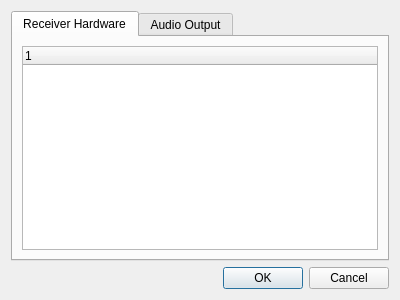
osmocom/sdrangelove, file sdrbase/gui/preferencesdialog.ui: the form before one commit.
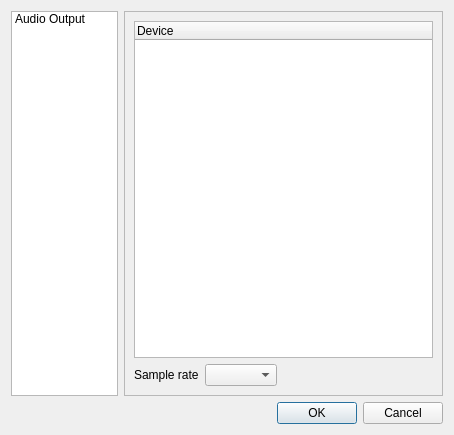
The form after the commit.

What changed in the file:
```diff
--- a/sdrbase/gui/preferencesdialog.ui
+++ b/sdrbase/gui/preferencesdialog.ui
@@ -6,42 +6,55 @@
    <rect>
     <x>0</x>
     <y>0</y>
-    <width>400</width>
-    <height>300</height>
+    <width>454</width>
+    <height>435</height>
    </rect>
   </property>
   <property name="windowTitle">
    <string>Dialog</string>
   </property>
-  <layout class="QVBoxLayout" name="verticalLayout">
-   <item>
-    <widget class="QTabWidget" name="tabWidget">
-     <property name="currentIndex">
-      <number>0</number>
+  <layout class="QGridLayout" name="gridLayout" columnstretch="1,3">
+   <item row="0" column="0">
+    <widget class="QTreeWidget" name="configTree">
+     <property name="rootIsDecorated">
+      <bool>false</bool>
      </property>
-     <widget class="QWidget" name="tab">
-      <attribute name="title">
-       <string>Receiver Hardware</string>
-      </attribute>
-      <layout class="QVBoxLayout" name="verticalLayout_2">
-       <item>
-        <widget class="QTreeWidget" name="treeWidget">
-         <column>
-          <property name="text">
-           <string notr="true">1</string>
-          </property>
-         </column>
-        </widget>
-       </item>
-      </layout>
-     </widget>
-     <widget class="QWidget" name="tab_2">
-      <attribute name="title">
+     <attribute name="headerVisible">
+      <bool>false</bool>
+     </attribute>
+     <column>
+      <property name="text">
+       <string notr="true">Section</string>
+      </property>
+     </column>
+     <item>
+      <property name="text">
        <string>Audio Output</string>
-      </attribute>
-      <layout class="QVBoxLayout" name="verticalLayout_3">
+      </property>
+      <property name="flags">
+       <set>ItemIsSelectable|ItemIsEnabled</set>
+      </property>
+     </item>
+    </widget>
+   </item>
+   <item row="0" column="1">
+    <widget class="QStackedWidget" name="stackedWidget">
+     <property name="sizePolicy">
+      <sizepolicy hsizetype="Expanding" vsizetype="Preferred">
+       <horstretch>0</horstretch>
+       <verstretch>0</verstretch>
+      </sizepolicy>
+     </property>
+     <property name="frameShape">
+      <enum>QFrame::StyledPanel</enum>
+     </property>
+     <widget class="QWidget" name="page">
+      <layout class="QVBoxLayout" name="verticalLayout">
        <item>
         <widget class="QTreeWidget" name="audioTree">
+         <property name="rootIsDecorated">
+          <bool>false</bool>
+         </property>
          <column>
           <property name="text">
            <string notr="true">Device</string>
@@ -49,11 +62,48 @@
          </column>
         </widget>
        </item>
+       <item>
+        <layout class="QHBoxLayout" name="horizontalLayout">
+         <item>
+          <widget class="QLabel" name="label">
+           <property name="text">
+            <string>Sample rate</string>
+           </property>
+          </widget>
+         </item>
+         <item>
+          <widget class="QComboBox" name="audioRate">
+           <property name="sizePolicy">
+            <sizepolicy hsizetype="Fixed" vsizetype="Fixed">
+             <horstretch>0</horstretch>
+             <verstretch>0</verstretch>
+            </sizepolicy>
+           </property>
+           <property name="sizeAdjustPolicy">
+            <enum>QComboBox::AdjustToContents</enum>
+           </property>
+          </widget>
+         </item>
+         <item>
+          <spacer name="horizontalSpacer">
+           <property name="orientation">
+            <enum>Qt::Horizontal</enum>
+           </property>
+           <property name="sizeHint" stdset="0">
+            <size>
+             <width>40</width>
+             <height>20</height>
+            </size>
+           </property>
+          </spacer>
+         </item>
+        </layout>
+       </item>
       </layout>
      </widget>
     </widget>
    </item>
-   <item>
+   <item row="1" column="0" colspan="2">
     <widget class="QDialogButtonBox" name="buttonBox">
      <property name="orientation">
       <enum>Qt::Horizontal</enum>
```
Left out of the diff: 4 changed lines with no effect on the pictures.
